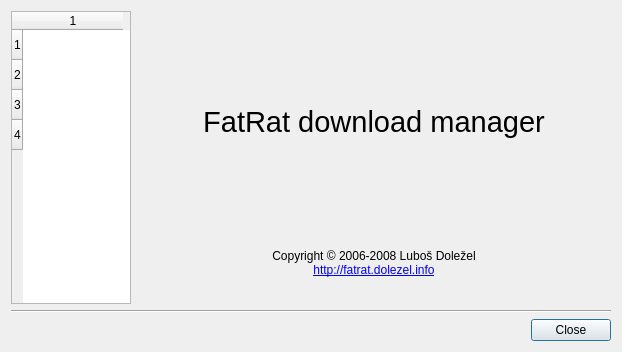
Above: AboutDlg.ui from LubosD/fatrat before the change. Below: the same form after it.
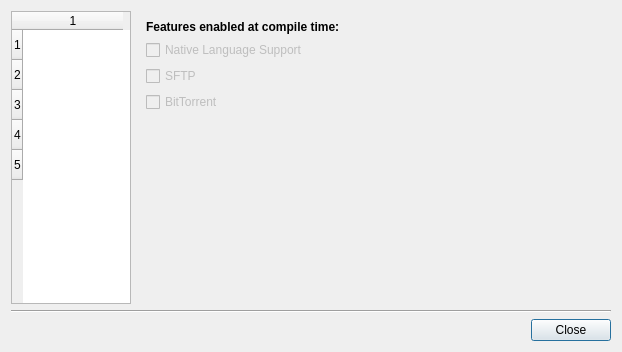
That is the form after the change. The open tabs and pages were chosen to show the change. Icons and pictures are not drawn.

```diff
--- a/AboutDlg.ui
+++ b/AboutDlg.ui
@@ -43,7 +43,7 @@
       <bool>false</bool>
      </property>
      <property name="rowCount" >
-      <number>4</number>
+      <number>5</number>
      </property>
      <property name="columnCount" >
       <number>1</number>
@@ -52,6 +52,7 @@
      <row/>
      <row/>
      <row/>
+     <row/>
      <column/>
     </widget>
    </item>
@@ -173,6 +174,60 @@
        </item>
       </layout>
      </widget>
+     <widget class="QWidget" name="page_5" >
+      <layout class="QGridLayout" >
+       <item row="0" column="0" colspan="2" >
+        <widget class="QLabel" name="label_4" >
+         <property name="text" >
+          <string>&lt;b>Features enabled at compile time:</string>
+         </property>
+        </widget>
+       </item>
+       <item row="1" column="0" colspan="2" >
+        <widget class="QCheckBox" name="checkFeatureNLS" >
+         <property name="enabled" >
+          <bool>false</bool>
+         </property>
+         <property name="text" >
+          <string>Native Language Support</string>
+         </property>
+        </widget>
+       </item>
+       <item row="2" column="0" >
+        <widget class="QCheckBox" name="checkFeatureSFTP" >
+         <property name="enabled" >
+          <bool>false</bool>
+         </property>
+         <property name="text" >
+          <string>SFTP</string>
+         </property>
+        </widget>
+       </item>
+       <item row="3" column="0" >
+        <widget class="QCheckBox" name="checkFeatureBitTorrent" >
+         <property name="enabled" >
+          <bool>false</bool>
+         </property>
+         <property name="text" >
+          <string>BitTorrent</string>
+         </property>
+        </widget>
+       </item>
+       <item row="4" column="1" >
+        <spacer>
+         <property name="orientation" >
+          <enum>Qt::Vertical</enum>
+         </property>
+         <property name="sizeHint" >
+          <size>
+           <width>20</width>
+           <height>40</height>
+          </size>
+         </property>
+        </spacer>
+       </item>
+      </layout>
+     </widget>
     </widget>
    </item>
    <item row="1" column="0" colspan="2" >
```
